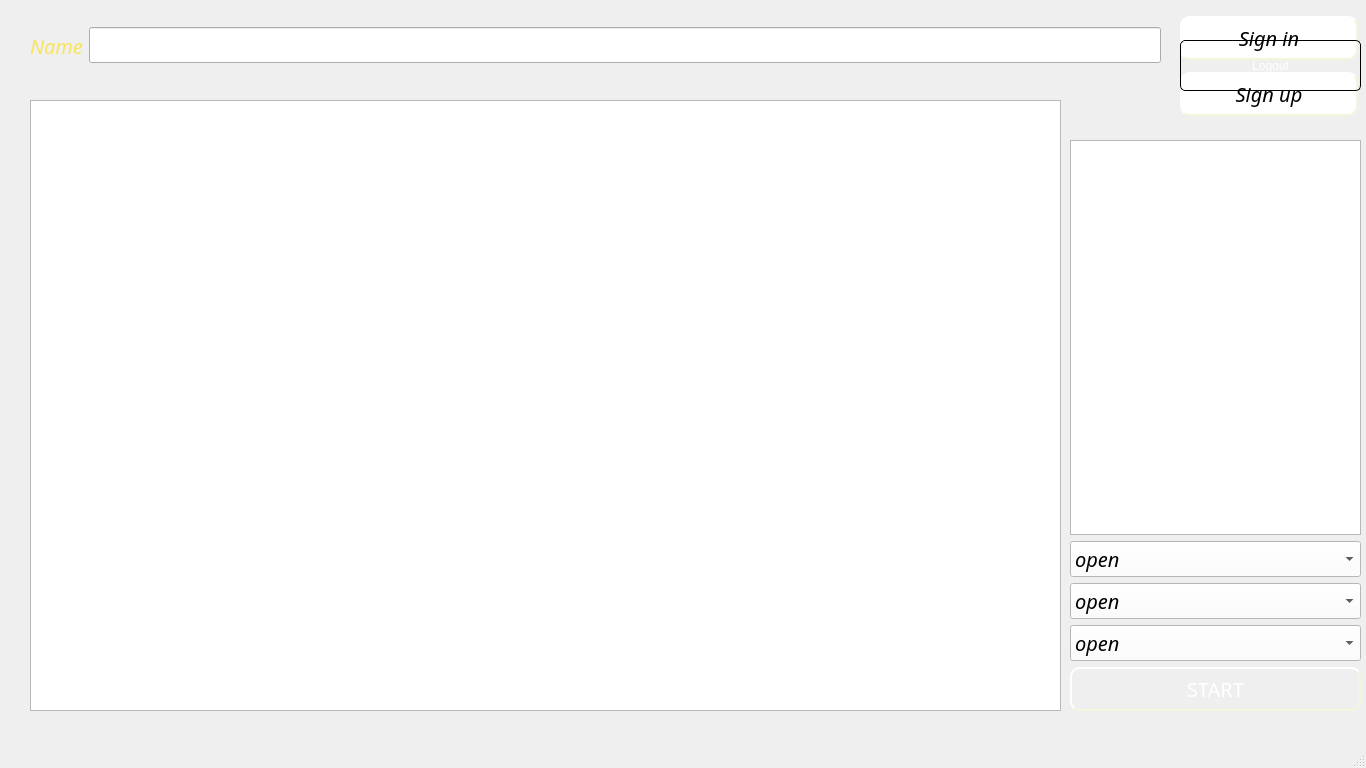
Old version of the form Splendor_client/MainWindow.ui in the repository xadla/Splendor.
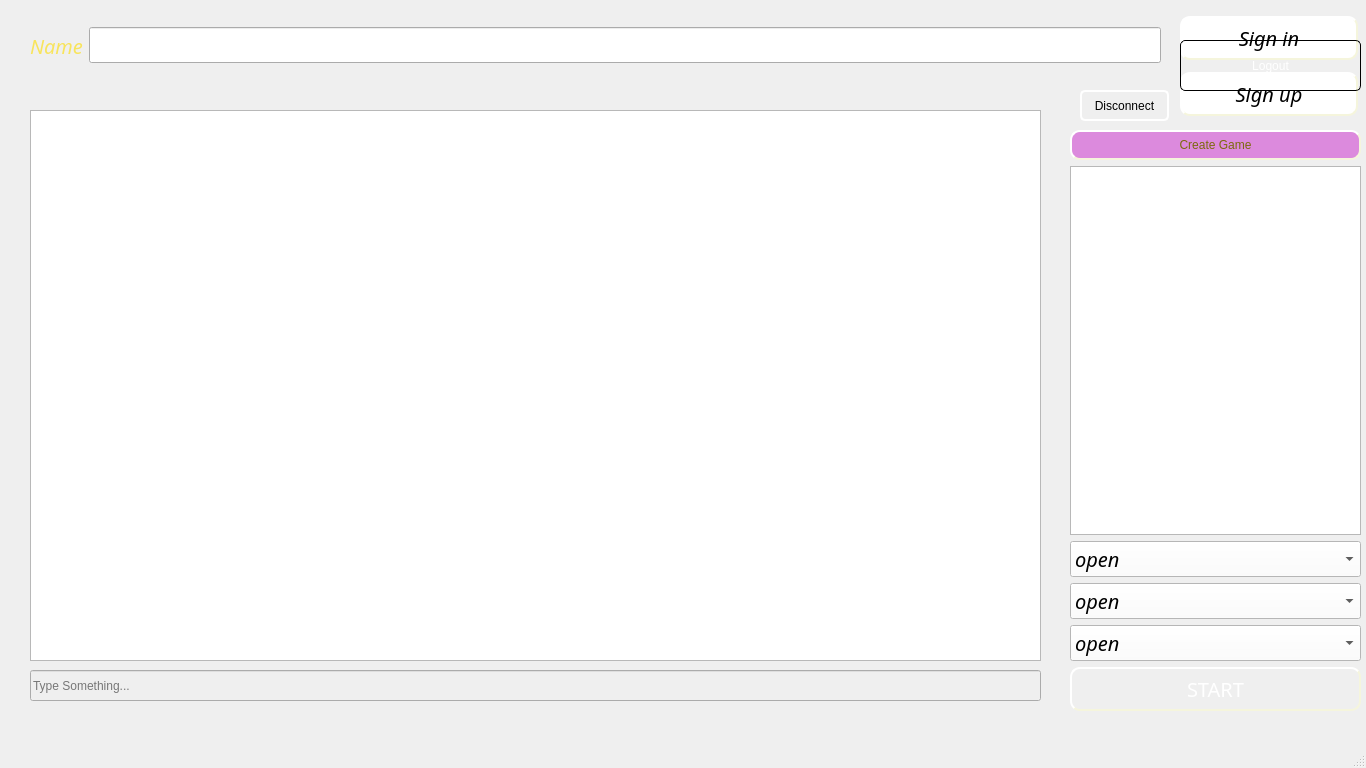
New version of the form. Icons and pictures are not drawn.

Commit message: create host1

```diff
--- a/Splendor_client/MainWindow.ui
+++ b/Splendor_client/MainWindow.ui
@@ -531,12 +531,29 @@
     <property name="geometry">
      <rect>
       <x>1070</x>
-      <y>140</y>
+      <y>130</y>
       <width>291</width>
-      <height>571</height>
+      <height>581</height>
      </rect>
     </property>
     <layout class="QVBoxLayout" name="startLayout">
+     <item>
+      <widget class="QPushButton" name="create_game_btn">
+       <property name="styleSheet">
+        <string notr="true">border:none;
+background-color: rgb(220, 138, 221);
+border-style: outset;
+border-width: 2px;
+border-radius: 10px;
+border-color: beige;
+padding: 6px;
+color: rgb(124, 105, 12);</string>
+       </property>
+       <property name="text">
+        <string>Create Game</string>
+       </property>
+      </widget>
+     </item>
      <item>
       <widget class="QListView" name="historyList">
        <property name="font">
@@ -2250,19 +2267,6 @@
      </item>
     </layout>
    </widget>
-   <widget class="QListView" name="games_server">
-    <property name="geometry">
-     <rect>
-      <x>30</x>
-      <y>100</y>
-      <width>1031</width>
-      <height>611</height>
-     </rect>
-    </property>
-    <property name="styleSheet">
-     <string notr="true">border-image: url(:/images/homeScreen.png);</string>
-    </property>
-   </widget>
    <widget class="QPushButton" name="logout_btn">
     <property name="geometry">
      <rect>
@@ -2282,6 +2286,51 @@
      <string>Logout</string>
     </property>
    </widget>
+   <widget class="QPushButton" name="disconnect_btn">
+    <property name="geometry">
+     <rect>
+      <x>1080</x>
+      <y>90</y>
+      <width>89</width>
+      <height>31</height>
+     </rect>
+    </property>
+    <property name="styleSheet">
+     <string notr="true">border-radius:5px;
+border: 2px solid #fff;
+background-color:none;
+color: rgb(0, 0, 0);</string>
+    </property>
+    <property name="text">
+     <string>Disconnect</string>
+    </property>
+   </widget>
+   <widget class="QLineEdit" name="message_le">
+    <property name="enabled">
+     <bool>false</bool>
+    </property>
+    <property name="geometry">
+     <rect>
+      <x>30</x>
+      <y>670</y>
+      <width>1011</width>
+      <height>31</height>
+     </rect>
+    </property>
+    <property name="placeholderText">
+     <string>Type Something...</string>
+    </property>
+   </widget>
+   <widget class="QListWidget" name="messages_list">
+    <property name="geometry">
+     <rect>
+      <x>30</x>
+      <y>110</y>
+      <width>1011</width>
+      <height>551</height>
+     </rect>
+    </property>
+   </widget>
   </widget>
   <widget class="QMenuBar" name="menubar">
    <property name="geometry">
```
The commit also changes 17 other files.
